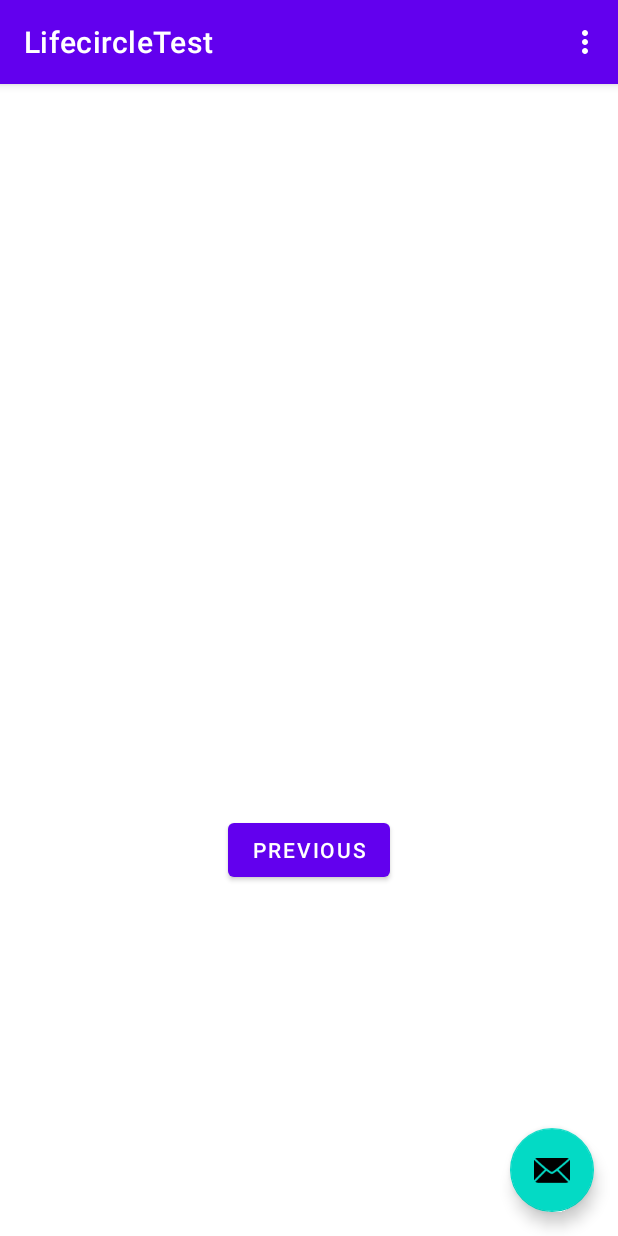
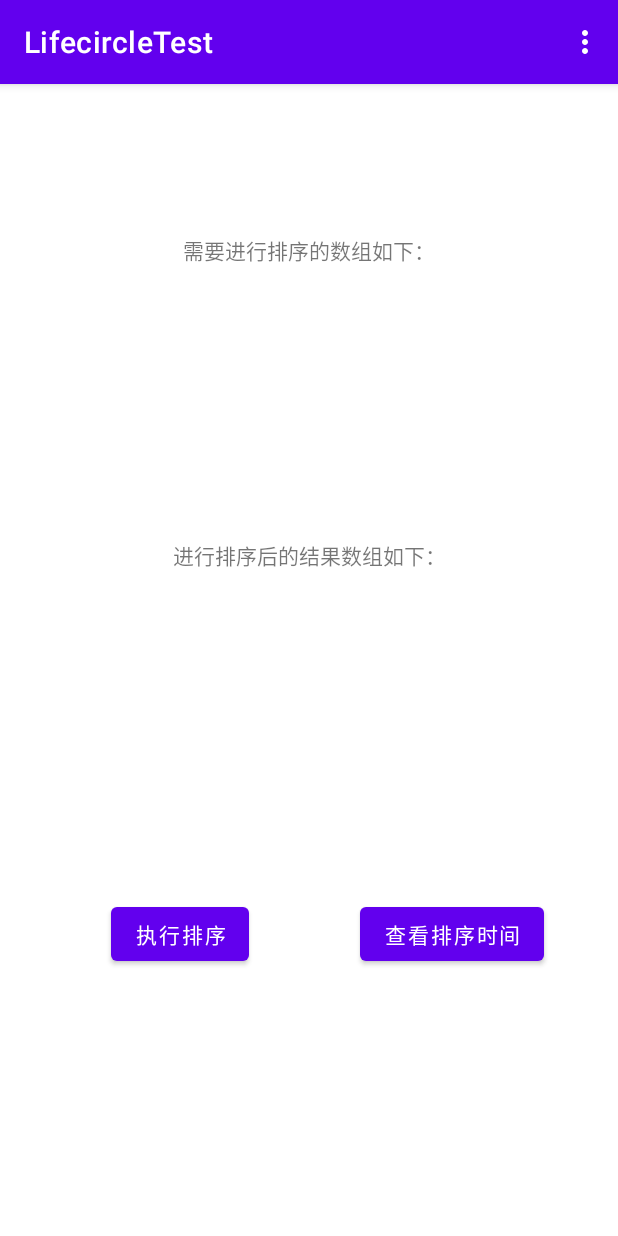
Before and after one commit to LolipopJ/uestc-coursework-repo, an Android app: the RunCodeFragment screen opened through its navigation route, on a phone screen of 412 x 824 dp. Run offline under Robolectric (Android 15) with nearby library versions, the phone set to English and light mode, and no system bars.

Commit message:
Update LifecircleTest views.

```diff
--- a/android-LifecircleTest/app/src/main/java/com/coursework/lifecircletest/MainActivity.java
+++ b/android-LifecircleTest/app/src/main/java/com/coursework/lifecircletest/MainActivity.java
@@ -2,13 +2,8 @@ package com.coursework.lifecircletest;
 
 import android.os.Bundle;
 
-import com.google.android.material.floatingactionbutton.FloatingActionButton;
-import com.google.android.material.snackbar.Snackbar;
-
 import androidx.appcompat.app.AppCompatActivity;
 import androidx.appcompat.widget.Toolbar;
-
-import android.view.View;
 
 import android.view.Menu;
 import android.view.MenuItem;
@@ -21,15 +16,6 @@ public class MainActivity extends AppCompatActivity {
         setContentView(R.layout.activity_main);
         Toolbar toolbar = findViewById(R.id.toolbar);
         setSupportActionBar(toolbar);
-
-        FloatingActionButton fab = findViewById(R.id.fab);
-        fab.setOnClickListener(new View.OnClickListener() {
-            @Override
-            public void onClick(View view) {
-                Snackbar.make(view, "Replace with your own action", Snackbar.LENGTH_LONG)
-                        .setAction("Action", null).show();
-            }
-        });
     }
 
     @Override
--- a/android-LifecircleTest/app/src/main/java/com/coursework/lifecircletest/FirstFragment.java
+++ b/android-LifecircleTest/app/src/main/java/com/coursework/lifecircletest/MainFragment.java
@@ -9,7 +9,7 @@ import androidx.annotation.NonNull;
 import androidx.fragment.app.Fragment;
 import androidx.navigation.fragment.NavHostFragment;
 
-public class FirstFragment extends Fragment {
+public class MainFragment extends Fragment {
 
     @Override
     public View onCreateView(
@@ -17,16 +17,16 @@ public class FirstFragment extends Fragment {
             Bundle savedInstanceState
     ) {
         // Inflate the layout for this fragment
-        return inflater.inflate(R.layout.fragment_first, container, false);
+        return inflater.inflate(R.layout.fragment_main, container, false);
     }
 
     public void onViewCreated(@NonNull View view, Bundle savedInstanceState) {
         super.onViewCreated(view, savedInstanceState);
 
-        view.findViewById(R.id.button_first).setOnClickListener(new View.OnClickListener() {
+        view.findViewById(R.id.to_run_code_button).setOnClickListener(new View.OnClickListener() {
             @Override
             public void onClick(View view) {
-                NavHostFragment.findNavController(FirstFragment.this)
+                NavHostFragment.findNavController(MainFragment.this)
                         .navigate(R.id.action_FirstFragment_to_SecondFragment);
             }
         });
--- a/android-LifecircleTest/app/src/main/java/com/coursework/lifecircletest/SecondFragment.java
+++ b/android-LifecircleTest/app/src/main/java/com/coursework/lifecircletest/RunCodeFragment.java
@@ -9,7 +9,7 @@ import androidx.annotation.NonNull;
 import androidx.fragment.app.Fragment;
 import androidx.navigation.fragment.NavHostFragment;
 
-public class SecondFragment extends Fragment {
+public class RunCodeFragment extends Fragment {
 
     @Override
     public View onCreateView(
@@ -17,16 +17,16 @@ public class SecondFragment extends Fragment {
             Bundle savedInstanceState
     ) {
         // Inflate the layout for this fragment
-        return inflater.inflate(R.layout.fragment_second, container, false);
+        return inflater.inflate(R.layout.fragment_run_code, container, false);
     }
 
     public void onViewCreated(@NonNull View view, Bundle savedInstanceState) {
         super.onViewCreated(view, savedInstanceState);
 
-        view.findViewById(R.id.button_second).setOnClickListener(new View.OnClickListener() {
+        view.findViewById(R.id.view_run_code_time_button).setOnClickListener(new View.OnClickListener() {
             @Override
             public void onClick(View view) {
-                NavHostFragment.findNavController(SecondFragment.this)
+                NavHostFragment.findNavController(RunCodeFragment.this)
                         .navigate(R.id.action_SecondFragment_to_FirstFragment);
             }
         });
--- a/android-LifecircleTest/app/src/main/res/layout/activity_main.xml
+++ b/android-LifecircleTest/app/src/main/res/layout/activity_main.xml
@@ -22,12 +22,4 @@
 
     <include layout="@layout/content_main" />
 
-    <com.google.android.material.floatingactionbutton.FloatingActionButton
-        android:id="@+id/fab"
-        android:layout_width="wrap_content"
-        android:layout_height="wrap_content"
-        android:layout_gravity="bottom|end"
-        android:layout_margin="@dimen/fab_margin"
-        app:srcCompat="@android:drawable/ic_dialog_email" />
-
 </androidx.coordinatorlayout.widget.CoordinatorLayout>
--- a/android-LifecircleTest/app/src/main/res/layout/content_main.xml
+++ b/android-LifecircleTest/app/src/main/res/layout/content_main.xml
@@ -5,7 +5,7 @@
     android:layout_height="match_parent"
     app:layout_behavior="@string/appbar_scrolling_view_behavior">
 
-    <fragment
+    <androidx.fragment.app.FragmentContainerView
         android:id="@+id/nav_host_fragment"
         android:name="androidx.navigation.fragment.NavHostFragment"
         android:layout_width="0dp"
--- a/android-LifecircleTest/app/src/main/res/layout/fragment_second.xml
+++ b/android-LifecircleTest/app/src/main/res/layout/fragment_main.xml
@@ -4,24 +4,36 @@
     xmlns:tools="http://schemas.android.com/tools"
     android:layout_width="match_parent"
     android:layout_height="match_parent"
-    tools:context=".SecondFragment">
+    tools:context=".MainFragment">
 
     <TextView
-        android:id="@+id/textview_second"
+        android:id="@+id/run_code_time_label_textview"
         android:layout_width="wrap_content"
         android:layout_height="wrap_content"
-        app:layout_constraintBottom_toTopOf="@id/button_second"
+        android:text="@string/main_fragment_text"
+        app:layout_constraintBottom_toTopOf="@id/to_run_code_button"
         app:layout_constraintEnd_toEndOf="parent"
         app:layout_constraintStart_toStartOf="parent"
         app:layout_constraintTop_toTopOf="parent" />
 
     <Button
-        android:id="@+id/button_second"
+        android:id="@+id/to_run_code_button"
         android:layout_width="wrap_content"
         android:layout_height="wrap_content"
-        android:text="@string/previous"
+        android:text="@string/to_run_code"
         app:layout_constraintBottom_toBottomOf="parent"
         app:layout_constraintEnd_toEndOf="parent"
         app:layout_constraintStart_toStartOf="parent"
-        app:layout_constraintTop_toBottomOf="@id/textview_second" />
+        app:layout_constraintTop_toBottomOf="@id/run_code_time_label_textview" />
+
+    <TextView
+        android:id="@+id/run_code_time_textview"
+        android:layout_width="wrap_content"
+        android:layout_height="wrap_content"
+        android:layout_marginTop="16dp"
+        android:text="@string/run_code_time_zero"
+        android:textSize="24sp"
+        app:layout_constraintEnd_toEndOf="parent"
+        app:layout_constraintStart_toStartOf="parent"
+        app:layout_constraintTop_toBottomOf="@+id/run_code_time_label_textview" />
 </androidx.constraintlayout.widget.ConstraintLayout>
--- /dev/null
+++ b/android-LifecircleTest/app/src/main/res/layout/fragment_run_code.xml
@@ -0,0 +1,71 @@
+<?xml version="1.0" encoding="utf-8"?>
+<androidx.constraintlayout.widget.ConstraintLayout xmlns:android="http://schemas.android.com/apk/res/android"
+    xmlns:app="http://schemas.android.com/apk/res-auto"
+    xmlns:tools="http://schemas.android.com/tools"
+    android:layout_width="match_parent"
+    android:layout_height="match_parent"
+    tools:context=".RunCodeFragment">
+
+    <TextView
+        android:id="@+id/unsorted_array_label_textview"
+        android:layout_width="wrap_content"
+        android:layout_height="wrap_content"
+        android:layout_marginTop="100dp"
+        android:text="@string/unsorted_array_label"
+        app:layout_constraintEnd_toEndOf="parent"
+        app:layout_constraintStart_toStartOf="parent"
+        app:layout_constraintTop_toTopOf="parent" />
+
+    <Button
+        android:id="@+id/view_run_code_time_button"
+        android:layout_width="wrap_content"
+        android:layout_height="wrap_content"
+        android:layout_marginStart="190dp"
+        android:text="@string/to_check_time"
+        app:layout_constraintBottom_toBottomOf="parent"
+        app:layout_constraintEnd_toEndOf="parent"
+        app:layout_constraintStart_toEndOf="@+id/run_code_button"
+        app:layout_constraintStart_toStartOf="parent"
+        app:layout_constraintTop_toBottomOf="@+id/sorted_array_textview" />
+
+    <TextView
+        android:id="@+id/sorted_array_label_textview"
+        android:layout_width="wrap_content"
+        android:layout_height="wrap_content"
+        android:layout_marginBottom="302dp"
+        android:text="@string/sorted_array_label"
+        app:layout_constraintBottom_toBottomOf="parent"
+        app:layout_constraintEnd_toEndOf="parent"
+        app:layout_constraintStart_toStartOf="parent"
+        app:layout_constraintTop_toBottomOf="@+id/unsorted_array_textview" />
+
+    <Button
+        android:id="@+id/run_code_button"
+        android:layout_width="wrap_content"
+        android:layout_height="wrap_content"
+        android:text="@string/run_code"
+        app:layout_constraintBottom_toBottomOf="parent"
+        app:layout_constraintEnd_toStartOf="@+id/view_run_code_time_button"
+        app:layout_constraintStart_toStartOf="parent"
+        app:layout_constraintTop_toBottomOf="@+id/sorted_array_textview" />
+
+    <TextView
+        android:id="@+id/unsorted_array_textview"
+        android:layout_width="wrap_content"
+        android:layout_height="wrap_content"
+        android:layout_marginTop="16dp"
+        android:textSize="18sp"
+        app:layout_constraintEnd_toEndOf="parent"
+        app:layout_constraintStart_toStartOf="parent"
+        app:layout_constraintTop_toBottomOf="@+id/unsorted_array_label_textview" />
+
+    <TextView
+        android:id="@+id/sorted_array_textview"
+        android:layout_width="wrap_content"
+        android:layout_height="wrap_content"
+        android:layout_marginTop="16dp"
+        android:textSize="18sp"
+        app:layout_constraintEnd_toEndOf="parent"
+        app:layout_constraintStart_toStartOf="parent"
+        app:layout_constraintTop_toBottomOf="@+id/sorted_array_label_textview" />
+</androidx.constraintlayout.widget.ConstraintLayout>
--- a/android-LifecircleTest/app/src/main/res/menu/menu_main.xml
+++ b/android-LifecircleTest/app/src/main/res/menu/menu_main.xml
@@ -5,6 +5,6 @@
     <item
         android:id="@+id/action_settings"
         android:orderInCategory="100"
-        android:title="@string/action_settings"
+        android:title="@string/action_refresh"
         app:showAsAction="never" />
 </menu>
--- a/android-LifecircleTest/app/src/main/res/navigation/nav_graph.xml
+++ b/android-LifecircleTest/app/src/main/res/navigation/nav_graph.xml
@@ -7,9 +7,9 @@
 
     <fragment
         android:id="@+id/FirstFragment"
-        android:name="com.coursework.lifecircletest.FirstFragment"
-        android:label="@string/first_fragment_label"
-        tools:layout="@layout/fragment_first">
+        android:name="com.coursework.lifecircletest.MainFragment"
+        android:label="@string/main_fragment_label"
+        tools:layout="@layout/fragment_main">
 
         <action
             android:id="@+id/action_FirstFragment_to_SecondFragment"
@@ -17,9 +17,9 @@
     </fragment>
     <fragment
         android:id="@+id/SecondFragment"
-        android:name="com.coursework.lifecircletest.SecondFragment"
-        android:label="@string/second_fragment_label"
-        tools:layout="@layout/fragment_second">
+        android:name="com.coursework.lifecircletest.RunCodeFragment"
+        android:label="@string/run_code_fragment_label"
+        tools:layout="@layout/fragment_run_code">
 
         <action
             android:id="@+id/action_SecondFragment_to_FirstFragment"
--- a/android-LifecircleTest/app/src/main/res/values/strings.xml
+++ b/android-LifecircleTest/app/src/main/res/values/strings.xml
@@ -1,12 +1,15 @@
 <resources>
     <string name="app_name">LifecircleTest</string>
-    <string name="action_settings">Settings</string>
+    <string name="action_refresh">重置排序时间</string>
     <!-- Strings used for fragments for navigation -->
-    <string name="first_fragment_label">First Fragment</string>
-    <string name="second_fragment_label">Second Fragment</string>
-    <string name="next">Next</string>
-    <string name="previous">Previous</string>
+    <string name="main_fragment_text">您在另一个 fragment 中执行算法花费的时间为</string>
+    <string name="run_code_time_zero">0 ms</string>
+    <string name="unsorted_array_label">需要进行排序的数组如下：</string>
+    <string name="sorted_array_label">进行排序后的结果数组如下：</string>
+    <string name="run_code">执行排序</string>
+    <string name="to_run_code">前往执行算法</string>
+    <string name="to_check_time">查看排序时间</string>
 
-    <string name="hello_first_fragment">Hello first fragment</string>
-    <string name="hello_second_fragment">Hello second fragment. Arg: %1$s</string>
+    <string name="main_fragment_label">Main Fragment</string>
+    <string name="run_code_fragment_label">Run Code Fragment</string>
 </resources>
```
Also changed, not shown: android-LifecircleTest/app/build.gradle (+20 -8 lines), android-LifecircleTest/app/src/main/res/layout/fragment_first.xml (deleted, +0 -28 lines), 1 other file.
